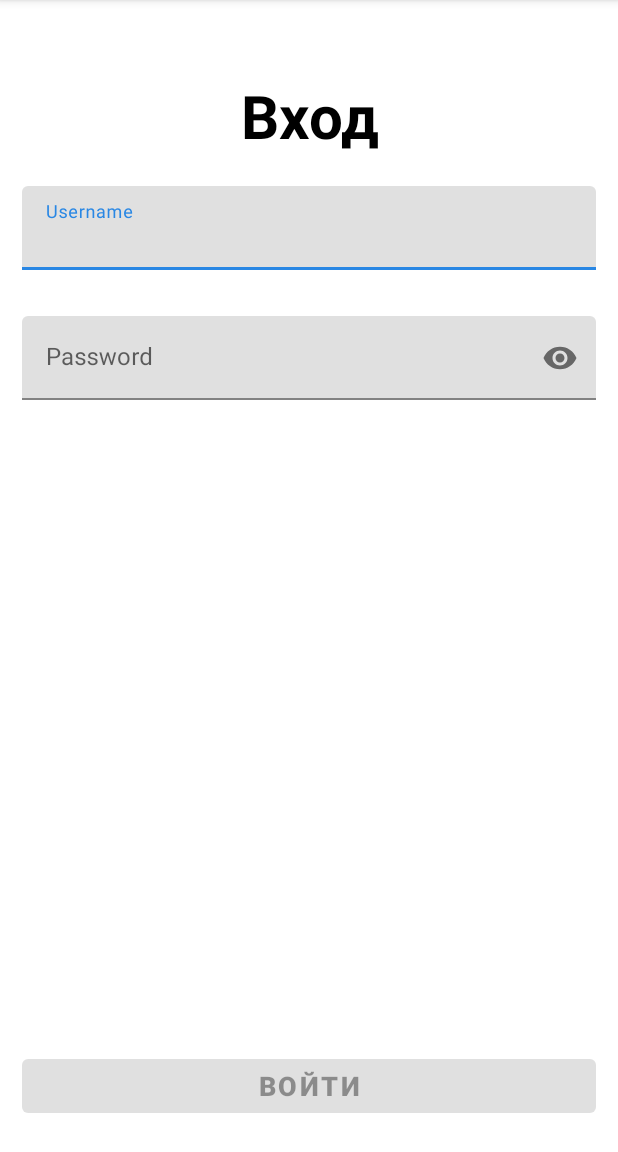
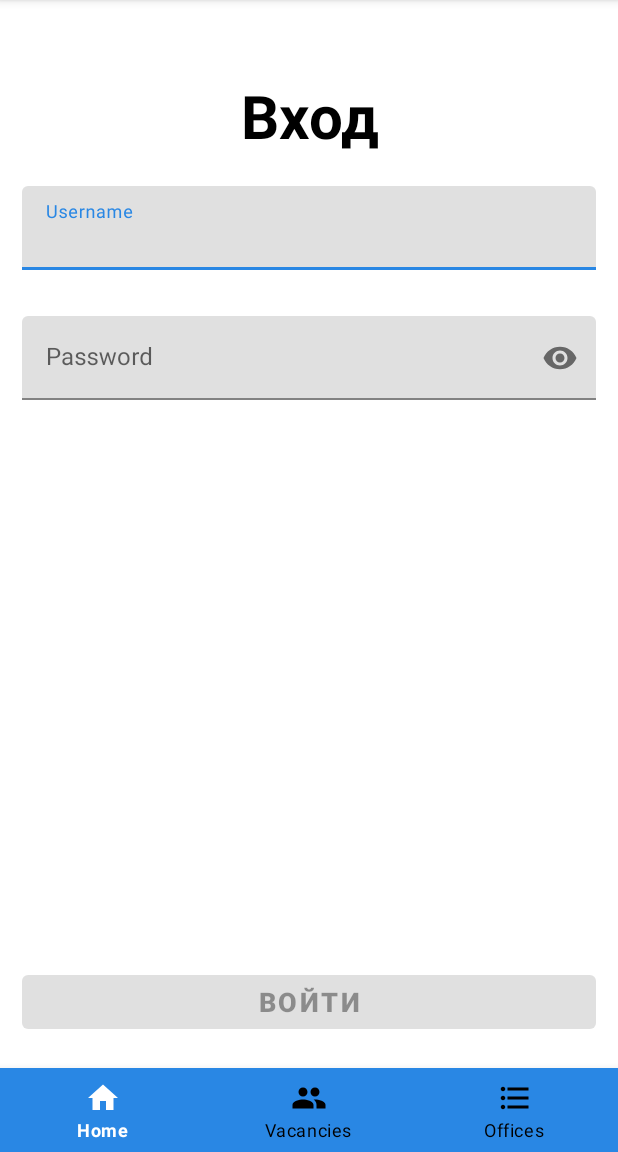
Before and after one commit to almoiv0499/Moroz_Lesson3, an Android app: the screen it shows after launch (MainActivity), on a phone screen of 412 x 824 dp, the part 84-1236 px from its top. Run offline under Robolectric (Android 15) with nearby library versions, the phone set to English and light mode, and no system bars.

Commit message:
moroz_lesson_5_2 created BottomNavigation

```diff
--- a/app/src/main/AndroidManifest.xml
+++ b/app/src/main/AndroidManifest.xml
@@ -12,7 +12,7 @@
         android:theme="@style/Theme.Moroz_Lesson3"
         tools:targetApi="31">
         <activity
-            android:name=".MainActivity"
+            android:name=".activity.MainActivity"
             android:exported="true">
             <intent-filter>
                 <action android:name="android.intent.action.MAIN" />
--- a/app/src/main/java/com/example/moroz_lesson3/MainActivity.kt
+++ /dev/null
@@ -1,14 +0,0 @@
-package com.example.moroz_lesson3
-
-import android.os.Bundle
-import android.view.View
-import androidx.appcompat.app.AppCompatActivity
-import com.example.moroz_lesson3.databinding.ActivityMainBinding
-
-class MainActivity : AppCompatActivity() {
-
-    override fun onCreate(savedInstanceState: Bundle?) {
-        super.onCreate(savedInstanceState)
-        setContentView(R.layout.activity_main)
-    }
-}
--- /dev/null
+++ b/app/src/main/java/com/example/moroz_lesson3/activity/MainActivity.kt
@@ -0,0 +1,53 @@
+package com.example.moroz_lesson3.activity
+
+import android.os.Bundle
+import android.view.View
+import androidx.activity.viewModels
+import androidx.appcompat.app.AppCompatActivity
+import com.example.moroz_lesson3.R
+import com.example.moroz_lesson3.databinding.ActivityMainBinding
+import com.example.moroz_lesson3.fragments.mainscreen.MainScreenFragment
+import com.example.moroz_lesson3.fragments.offices.OfficesFragment
+import com.example.moroz_lesson3.fragments.vacancies.VacanciesFragment
+
+class MainActivity : AppCompatActivity() {
+
+    private lateinit var binding: ActivityMainBinding
+
+    private val viewModel: MainActivityViewModel by viewModels()
+
+    override fun onCreate(savedInstanceState: Bundle?) {
+        super.onCreate(savedInstanceState)
+        binding = ActivityMainBinding.inflate(layoutInflater)
+        setContentView(binding.root)
+
+        navigate()
+    }
+
+    private fun navigate() {
+        binding.bottomNavigation.setOnItemSelectedListener { menuItem ->
+            when(menuItem.itemId) {
+                R.id.home -> {
+                    val fragment = MainScreenFragment.newInstance()
+                    viewModel.navigationBetweenFragments(this, fragment)
+                }
+                R.id.vacancies -> {
+                    val fragment = VacanciesFragment.newInstance()
+                    viewModel.navigationBetweenFragments(this, fragment)
+                }
+                R.id.offices -> {
+                    val fragment = OfficesFragment.newInstance()
+                    viewModel.navigationBetweenFragments(this, fragment)
+                }
+                else -> {
+                    binding.bottomNavigation.visibility = View.GONE
+                }
+            }
+            true
+        }
+    }
+
+    override fun onDestroy() {
+        super.onDestroy()
+    }
+}
--- /dev/null
+++ b/app/src/main/java/com/example/moroz_lesson3/activity/MainActivityViewModel.kt
@@ -0,0 +1,21 @@
+package com.example.moroz_lesson3.activity
+
+import androidx.fragment.app.Fragment
+import androidx.fragment.app.commit
+import androidx.lifecycle.ViewModel
+import com.example.moroz_lesson3.R
+
+class MainActivityViewModel : ViewModel() {
+
+    fun navigationBetweenFragments(activity: MainActivity, fragment: Fragment) {
+        activity.supportFragmentManager.commit {
+            replace(R.id.fragment_container, fragment)
+            addToBackStack(null)
+        }
+    }
+
+    fun back() {
+
+    }
+
+}
--- a/app/src/main/java/com/example/moroz_lesson3/fragments/details/OfficeDetailsFragment.kt
+++ b/app/src/main/java/com/example/moroz_lesson3/fragments/details/OfficeDetailsFragment.kt
@@ -1,13 +1,11 @@
 package com.example.moroz_lesson3.fragments.details
 
 import android.os.Bundle
-import androidx.fragment.app.Fragment
 import android.view.LayoutInflater
 import android.view.View
 import android.view.ViewGroup
-import com.example.moroz_lesson3.R
+import androidx.fragment.app.Fragment
 import com.example.moroz_lesson3.databinding.FragmentOfficeDetailsBinding
-import com.example.moroz_lesson3.databinding.FragmentOfficesBinding
 
 class OfficeDetailsFragment : Fragment() {
 
--- /dev/null
+++ b/app/src/main/java/com/example/moroz_lesson3/fragments/mainscreen/MainScreenViewModel.kt
@@ -0,0 +1,7 @@
+package com.example.moroz_lesson3.fragments.mainscreen
+
+import com.example.moroz_lesson3.fragments.base.BaseViewModel
+
+class MainScreenViewModel : BaseViewModel() {
+
+}
--- /dev/null
+++ b/app/src/main/java/com/example/moroz_lesson3/fragments/offices/MyViewModel.kt
@@ -0,0 +1,11 @@
+package com.example.moroz_lesson3.fragments.offices
+
+import com.example.moroz_lesson3.fragments.base.BaseViewModel
+
+class MyViewModel : BaseViewModel() {
+
+    fun back() {
+        navigateToBack()
+    }
+
+}
--- a/app/src/main/java/com/example/moroz_lesson3/fragments/offices/OfficesFragment.kt
+++ b/app/src/main/java/com/example/moroz_lesson3/fragments/offices/OfficesFragment.kt
@@ -1,14 +1,18 @@
 package com.example.moroz_lesson3.fragments.offices
 
 import android.os.Bundle
-import androidx.fragment.app.Fragment
 import android.view.LayoutInflater
 import android.view.View
 import android.view.ViewGroup
-import com.example.moroz_lesson3.R
+import androidx.fragment.app.Fragment
+import androidx.fragment.app.viewModels
 import com.example.moroz_lesson3.databinding.FragmentOfficesBinding
 
 class OfficesFragment : Fragment() {
+
+    companion object {
+        fun newInstance() = OfficesFragment()
+    }
 
     private var _binding: FragmentOfficesBinding? = null
     private val binding get() = _binding!!
--- a/app/src/main/java/com/example/moroz_lesson3/fragments/vacancies/VacanciesFragment.kt
+++ b/app/src/main/java/com/example/moroz_lesson3/fragments/vacancies/VacanciesFragment.kt
@@ -1,14 +1,17 @@
 package com.example.moroz_lesson3.fragments.vacancies
 
 import android.os.Bundle
-import androidx.fragment.app.Fragment
 import android.view.LayoutInflater
 import android.view.View
 import android.view.ViewGroup
-import com.example.moroz_lesson3.R
+import androidx.fragment.app.Fragment
 import com.example.moroz_lesson3.databinding.FragmentVacanciesBinding
 
 class VacanciesFragment : Fragment() {
+
+    companion object {
+        fun newInstance() = VacanciesFragment()
+    }
 
     private var _binding: FragmentVacanciesBinding? = null
     private val binding get() = _binding!!
--- /dev/null
+++ b/app/src/main/res/color/icon_color_selector.xml
@@ -0,0 +1,5 @@
+<?xml version="1.0" encoding="utf-8"?>
+<selector xmlns:android="http://schemas.android.com/apk/res/android">
+    <item android:color="@color/white" android:state_checked="true" />
+    <item android:color="@color/black" android:state_checked="false" />
+</selector>
--- /dev/null
+++ b/app/src/main/res/drawable/ic_home.xml
@@ -0,0 +1,5 @@
+<vector android:height="24dp" android:tint="#FFFFFF"
+    android:viewportHeight="24" android:viewportWidth="24"
+    android:width="24dp" xmlns:android="http://schemas.android.com/apk/res/android">
+    <path android:fillColor="@android:color/white" android:pathData="M10,20v-6h4v6h5v-8h3L12,3 2,12h3v8z"/>
+</vector>
--- /dev/null
+++ b/app/src/main/res/drawable/ic_offices_list.xml
@@ -0,0 +1,5 @@
+<vector android:autoMirrored="true" android:height="24dp"
+    android:tint="#FFFFFF" android:viewportHeight="24"
+    android:viewportWidth="24" android:width="24dp" xmlns:android="http://schemas.android.com/apk/res/android">
+    <path android:fillColor="@android:color/white" android:pathData="M4,10.5c-0.83,0 -1.5,0.67 -1.5,1.5s0.67,1.5 1.5,1.5 1.5,-0.67 1.5,-1.5 -0.67,-1.5 -1.5,-1.5zM4,4.5c-0.83,0 -1.5,0.67 -1.5,1.5S3.17,7.5 4,7.5 5.5,6.83 5.5,6 4.83,4.5 4,4.5zM4,16.5c-0.83,0 -1.5,0.68 -1.5,1.5s0.68,1.5 1.5,1.5 1.5,-0.68 1.5,-1.5 -0.67,-1.5 -1.5,-1.5zM7,19h14v-2L7,17v2zM7,13h14v-2L7,11v2zM7,5v2h14L21,5L7,5z"/>
+</vector>
--- /dev/null
+++ b/app/src/main/res/drawable/ic_vacancies_list.xml
@@ -0,0 +1,5 @@
+<vector android:height="24dp" android:tint="#FFFFFF"
+    android:viewportHeight="24" android:viewportWidth="24"
+    android:width="24dp" xmlns:android="http://schemas.android.com/apk/res/android">
+    <path android:fillColor="@android:color/white" android:pathData="M16,11c1.66,0 2.99,-1.34 2.99,-3S17.66,5 16,5c-1.66,0 -3,1.34 -3,3s1.34,3 3,3zM8,11c1.66,0 2.99,-1.34 2.99,-3S9.66,5 8,5C6.34,5 5,6.34 5,8s1.34,3 3,3zM8,13c-2.33,0 -7,1.17 -7,3.5L1,19h14v-2.5c0,-2.33 -4.67,-3.5 -7,-3.5zM16,13c-0.29,0 -0.62,0.02 -0.97,0.05 1.16,0.84 1.97,1.97 1.97,3.45L17,19h6v-2.5c0,-2.33 -4.67,-3.5 -7,-3.5z"/>
+</vector>
--- a/app/src/main/res/layout/activity_main.xml
+++ b/app/src/main/res/layout/activity_main.xml
@@ -1,10 +1,32 @@
 <?xml version="1.0" encoding="utf-8"?>
-<androidx.fragment.app.FragmentContainerView
-    xmlns:android="http://schemas.android.com/apk/res/android"
-    xmlns:tools="http://schemas.android.com/tools"
-    android:id="@+id/fragment_container"
-    android:name="com.example.moroz_lesson3.fragments.authorization.AuthorizationFragment"
+<androidx.constraintlayout.widget.ConstraintLayout xmlns:android="http://schemas.android.com/apk/res/android"
+    xmlns:app="http://schemas.android.com/apk/res-auto"
     android:layout_width="match_parent"
     android:layout_height="match_parent"
-    tools:context=".MainActivity"
-    tools:layout="@layout/fragment_authorization" />
+    xmlns:tools="http://schemas.android.com/tools">
+
+    <androidx.fragment.app.FragmentContainerView
+        android:id="@+id/fragment_container"
+        android:name="com.example.moroz_lesson3.fragments.authorization.AuthorizationFragment"
+        android:layout_width="0dp"
+        android:layout_height="0dp"
+        tools:layout="@layout/fragment_authorization"
+        app:layout_constraintStart_toStartOf="parent"
+        app:layout_constraintEnd_toEndOf="parent"
+        app:layout_constraintTop_toTopOf="parent"
+        app:layout_constraintBottom_toTopOf="@id/bottom_navigation"
+        />
+
+    <com.google.android.material.bottomnavigation.BottomNavigationView
+        android:id="@+id/bottom_navigation"
+        android:layout_width="match_parent"
+        android:layout_height="wrap_content"
+        android:background="@color/color_app"
+        app:itemTextColor="@color/icon_color_selector"
+        app:itemIconTint="@color/icon_color_selector"
+        app:layout_constraintBottom_toBottomOf="parent"
+        app:layout_constraintEnd_toEndOf="parent"
+        app:layout_constraintStart_toStartOf="parent"
+        app:menu="@menu/menu_bottom_navigation" />
+
+</androidx.constraintlayout.widget.ConstraintLayout>
--- /dev/null
+++ b/app/src/main/res/menu/menu_bottom_navigation.xml
@@ -0,0 +1,26 @@
+<?xml version="1.0" encoding="utf-8"?>
+<menu xmlns:android="http://schemas.android.com/apk/res/android"
+    xmlns:app="http://schemas.android.com/apk/res-auto">
+
+    <item
+        android:id="@+id/home"
+        android:enabled="true"
+        android:icon="@drawable/ic_home"
+        android:title="Home"
+        app:showAsAction="ifRoom" />
+
+    <item
+        android:id="@+id/vacancies"
+        android:enabled="true"
+        android:icon="@drawable/ic_vacancies_list"
+        android:title="Vacancies"
+        app:showAsAction="ifRoom" />
+
+    <item
+        android:id="@+id/offices"
+        android:enabled="true"
+        android:icon="@drawable/ic_offices_list"
+        android:title="Offices"
+        app:showAsAction="ifRoom" />
+
+</menu>
```
